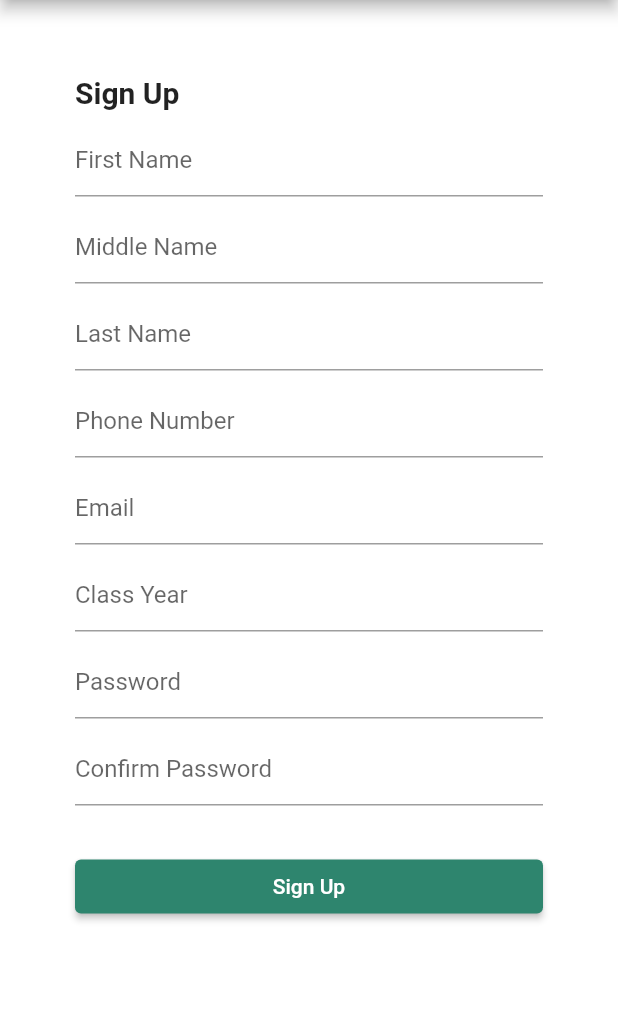
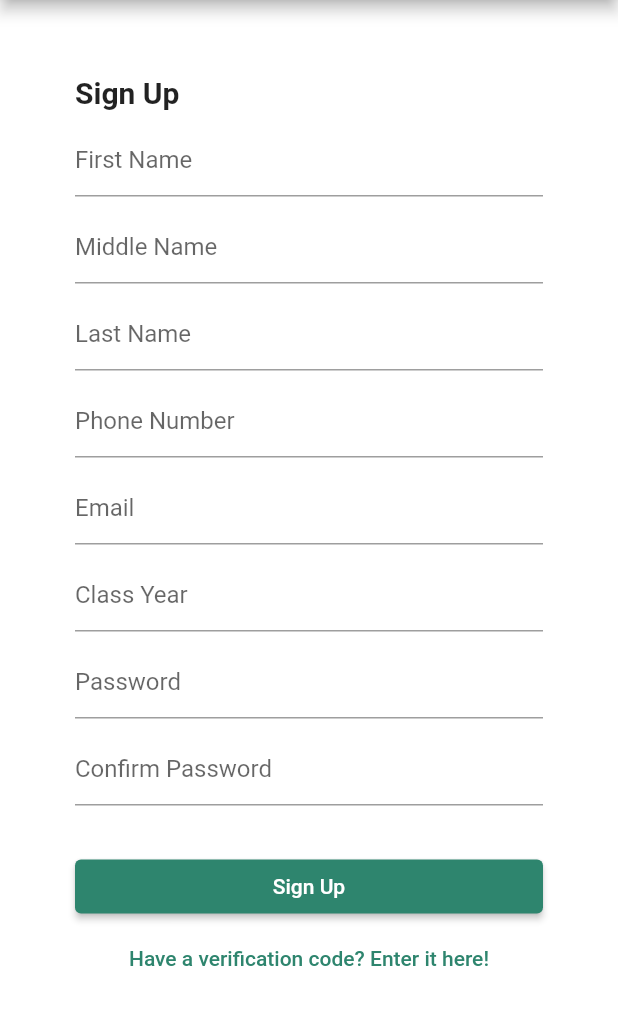
Before and after one commit to drbobdugan/green2go, a Flutter app: the SignUpPage screen opened directly, on a phone screen of 412 x 824 dp, the part 84-1109 px from its top. Run offline on Flutter 3.47's test engine with Material 2 defaults, Android fonts, the phone set to English and light mode, and no system bars; our stand-ins replace device_info, email_validator; missing offline and left inert: flutter_barcode_scanner; Roboto replaces fonts that are missing (Raleway).

Commit message:
frontend changes

```diff
--- a/Frontend/green_to_go/lib/components/cool_textField.dart
+++ b/Frontend/green_to_go/lib/components/cool_textField.dart
@@ -2,6 +2,7 @@ import 'package:flutter/material.dart';
 
 class CoolTextField extends StatefulWidget {
   final String text;
+  final bool visible;
   final ValueChanged<String> onChanged;
   final bool obscureText;
   final dynamic autofillHints;
@@ -11,6 +12,7 @@ class CoolTextField extends StatefulWidget {
   CoolTextField(
       {Key key,
       @required this.text,
+      this.visible,
       this.onChanged,
       this.obscureText,
       this.autofillHints,
@@ -51,7 +53,9 @@ class _CoolTextFieldState extends State<CoolTextField> {
 
   @override
   Widget build(BuildContext context) {
-    return Padding(
+    return Visibility(
+        visible: (widget.visible != false),
+        child: Padding(
           padding: EdgeInsets.only(bottom: 10.0),
           child: TextFormField(
               controller: _controller,
@@ -67,7 +71,7 @@ class _CoolTextFieldState extends State<CoolTextField> {
                           )
                         : null,
                   )),
-          obscureText: (widget.obscureText == true ? true : false),
+              obscureText: (widget.obscureText == true),
               autofillHints:
                   (widget.autofillHints == null ? [] : widget.autofillHints),
               keyboardType: (widget.keyboardType == null
@@ -75,6 +79,6 @@ class _CoolTextFieldState extends State<CoolTextField> {
                   : widget.keyboardType),
               textInputAction: TextInputAction.next,
               onFieldSubmitted: widget.onFieldSubmitted),
-    );
+        ));
   }
 }
--- a/Frontend/green_to_go/lib/pages/signup.dart
+++ b/Frontend/green_to_go/lib/pages/signup.dart
@@ -65,6 +65,11 @@ class _SignUpPageState extends State<SignUpPage> {
         }
       });
     }
+  }
+
+  void handleValidation(BuildContext context) {
+    Navigator.of(context).push(MaterialPageRoute(
+        builder: (context) => new ValidationPage(user: user)));
   }
 
   @override
@@ -170,6 +175,15 @@ class _SignUpPageState extends State<SignUpPage> {
                     handleSignUp(context);
                   },
                 )),
+            Padding(
+              padding: const EdgeInsets.only(top: 0.0),
+              child: TextButton(
+                child: Text('Have a verification code? Enter it here!'),
+                onPressed: () {
+                  handleValidation(context);
+                },
+              ),
+            ),
             CoolErrorMessage(text: errorMessage),
           ],
         ),
--- a/Frontend/green_to_go/pubspec.yaml
+++ b/Frontend/green_to_go/pubspec.yaml
@@ -31,6 +31,7 @@ dependencies:
 
   http: ^0.12.0
   email_validator: ^1.0.0
+  device_info: ^1.0.0
 
 dev_dependencies:
   change_app_package_name: ^0.1.2
```
Also changed, not shown: Frontend/green_to_go/lib/pages/validation.dart (+13 -0 lines), Frontend/green_to_go/lib/services/api.dart (+20 -4 lines). Lines whose indentation alone changed are shown as unchanged.
